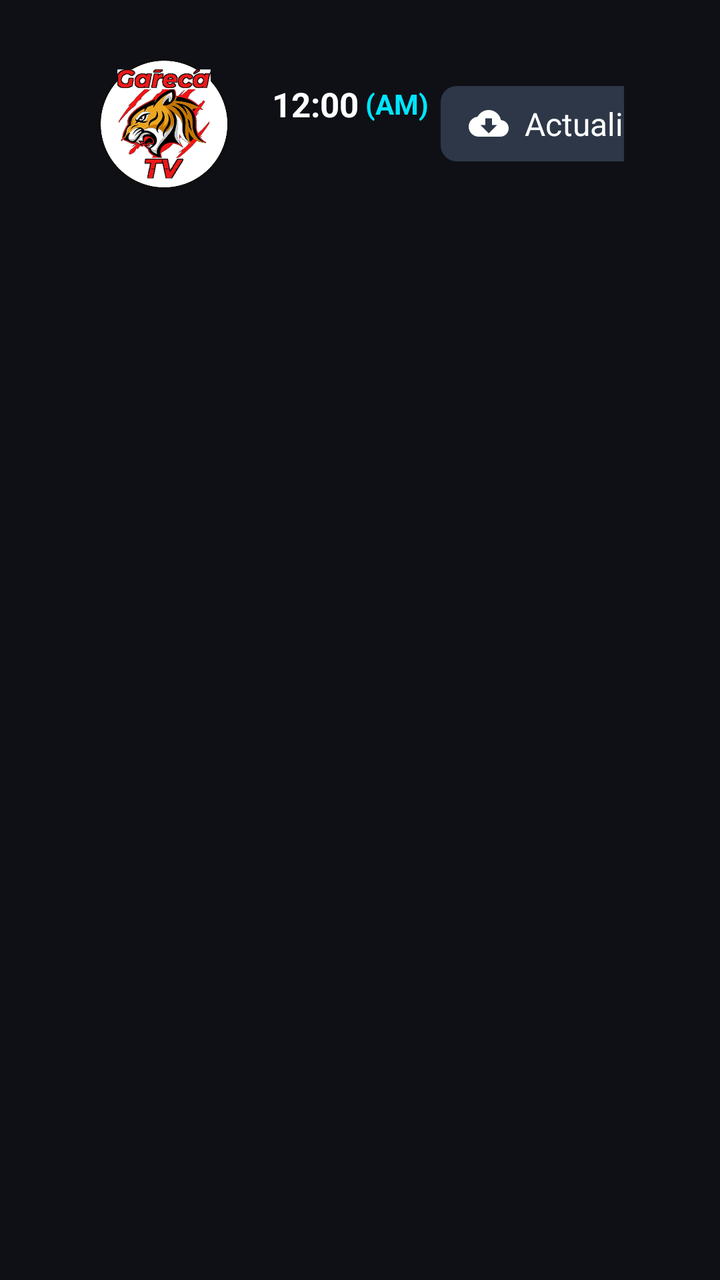
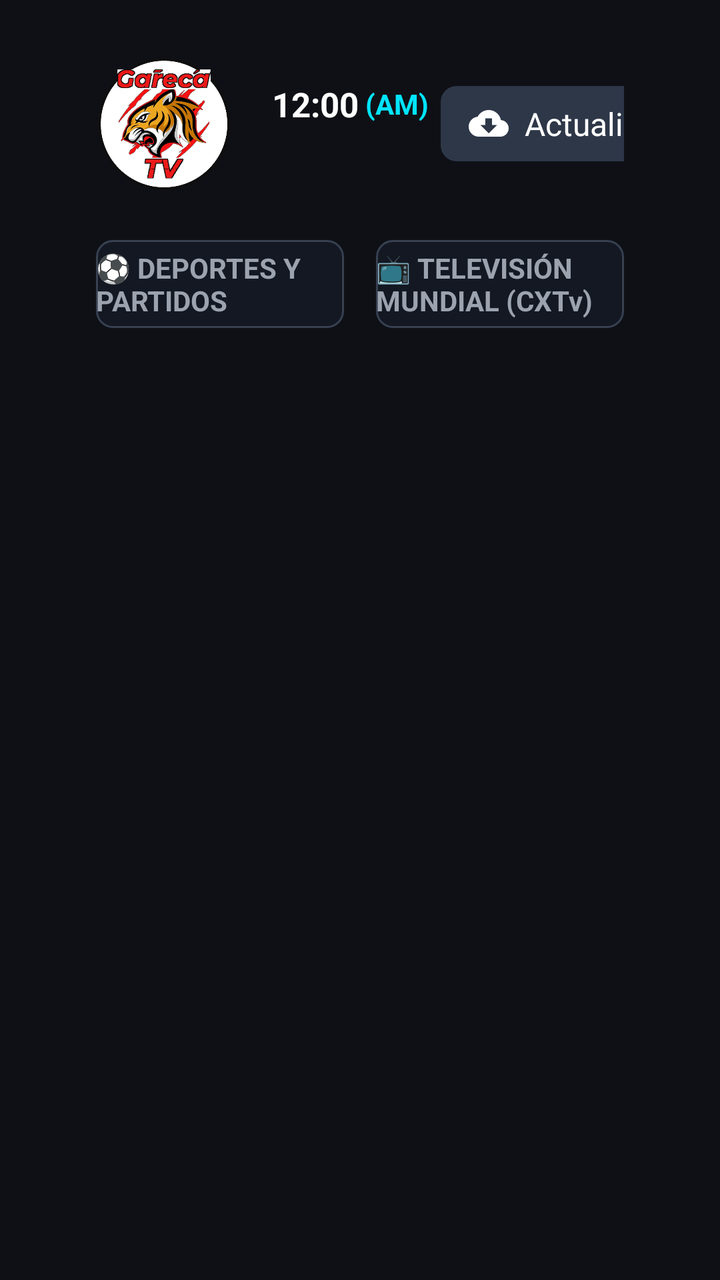

The first picture is an Android layout as it rendered before a commit; the second is the same layout after the commit. The layout source and the unified diff follow.
<!-- AndroidManifest.xml: application theme Theme.GarecaTV -->
<!-- res/layout/activity_main.xml -->
<?xml version="1.0" encoding="utf-8"?>
<LinearLayout xmlns:android="http://schemas.android.com/apk/res/android"
    xmlns:app="http://schemas.android.com/apk/res-auto"
    android:layout_width="match_parent"
    android:layout_height="match_parent"
    android:orientation="vertical"
    android:background="@color/bg_dark"
    android:paddingStart="48dp"
    android:paddingEnd="48dp"
    android:paddingTop="28dp"
    android:paddingBottom="28dp">

    
    <LinearLayout
        android:layout_width="match_parent"
        android:layout_height="wrap_content"
        android:orientation="horizontal"
        android:gravity="center_vertical"
        android:layout_marginBottom="24dp">

        <ImageView
            android:id="@+id/ivLogo"
            android:layout_width="68dp"
            android:layout_height="68dp"
            android:scaleType="fitCenter"
            android:src="@drawable/app_icon"
            android:contentDescription="@string/app_name" />

        <LinearLayout
            android:layout_width="wrap_content"
            android:layout_height="wrap_content"
            android:orientation="vertical"
            android:layout_marginStart="20dp"
            android:gravity="start|center_vertical">

            
            <LinearLayout
                android:layout_width="wrap_content"
                android:layout_height="wrap_content"
                android:orientation="horizontal"
                android:gravity="center_vertical">

                <TextClock
                    android:id="@+id/textClock"
                    android:layout_width="wrap_content"
                    android:layout_height="wrap_content"
                    android:format12Hour="hh:mm"
                    android:format24Hour="HH:mm"
                    android:textSize="17sp"
                    android:textStyle="bold"
                    android:textColor="@color/text_primary" />

                <TextClock
                    android:id="@+id/textClockAmPm"
                    android:layout_width="wrap_content"
                    android:layout_height="wrap_content"
                    android:format12Hour=" (a)"
                    android:format24Hour=""
                    android:textSize="14sp"
                    android:textStyle="bold"
                    android:textColor="@color/accent" />

                <TextView
                    android:id="@+id/tvTimeZone"
                    android:layout_width="wrap_content"
                    android:layout_height="wrap_content"
                    android:text=""
                    android:textSize="13sp"
                    android:textStyle="bold"
                    android:textColor="@color/text_secondary"
                    android:layout_marginStart="6dp" />
            </LinearLayout>

            
            <LinearLayout
                android:layout_width="wrap_content"
                android:layout_height="wrap_content"
                android:orientation="horizontal"
                android:gravity="center_vertical"
                android:layout_marginTop="2dp">

                <TextView
                    android:id="@+id/tvDate"
                    android:layout_width="wrap_content"
                    android:layout_height="wrap_content"
                    android:text=""
                    android:textSize="13sp"
                    android:textColor="@color/text_secondary" />

                <TextView
                    android:id="@+id/tvAppVersion"
                    android:layout_width="wrap_content"
                    android:layout_height="wrap_content"
                    android:text=""
                    android:textSize="13sp"
                    android:textStyle="bold"
                    android:textColor="@color/accent"
                    android:layout_marginStart="8dp" />
            </LinearLayout>
        </LinearLayout>

        <View
            android:layout_width="0dp"
            android:layout_height="1dp"
            android:layout_weight="1" />

        
        <LinearLayout
            android:layout_width="wrap_content"
            android:layout_height="wrap_content"
            android:orientation="vertical"
            android:gravity="end">

            
            <LinearLayout
                android:layout_width="wrap_content"
                android:layout_height="wrap_content"
                android:orientation="horizontal"
                android:gravity="center_vertical">

                <LinearLayout
                    android:id="@+id/btnUpdate"
                    android:layout_width="wrap_content"
                    android:layout_height="wrap_content"
                    android:orientation="horizontal"
                    android:gravity="center_vertical"
                    android:focusable="true"
                    android:clickable="true"
                    android:paddingStart="14dp"
                    android:paddingEnd="16dp"
                    android:paddingTop="8dp"
                    android:paddingBottom="8dp"
                    android:layout_marginEnd="12dp"
                    android:background="@drawable/button_focus_selector">

                    <ImageView
                        android:id="@+id/ivUpdateIcon"
                        android:layout_width="20dp"
                        android:layout_height="20dp"
                        android:src="@drawable/ic_cloud_download"
                        android:duplicateParentState="true"
                        app:tint="@color/button_text_selector"
                        android:contentDescription="Actualizar APK" />

                    <TextView
                        android:id="@+id/tvUpdateLabel"
                        android:layout_width="wrap_content"
                        android:layout_height="wrap_content"
                        android:text="Actualizado"
                        android:textSize="16sp"
                        android:duplicateParentState="true"
                        android:textColor="@color/button_text_selector"
                        android:layout_marginStart="8dp" />
                </LinearLayout>

                <TextView
                    android:id="@+id/btnRefresh"
                    android:layout_width="wrap_content"
                    android:layout_height="wrap_content"
                    android:text="Recargar"
                    android:textSize="16sp"
                    android:textColor="@color/button_text_selector"
                    android:focusable="true"
                    android:clickable="true"
                    android:paddingStart="16dp"
                    android:paddingEnd="16dp"
                    android:paddingTop="8dp"
                    android:paddingBottom="8dp"
                    android:background="@drawable/button_focus_selector" />
            </LinearLayout>

            
            <TextView
                android:id="@+id/tvHeaderButtonHint"
                android:layout_width="wrap_content"
                android:layout_height="wrap_content"
                android:layout_marginTop="4dp"
                android:layout_marginEnd="2dp"
                android:textSize="11sp"
                android:textColor="@color/accent"
                android:textStyle="bold"
                android:visibility="gone"
                android:text="" />
        </LinearLayout>
    </LinearLayout>

    
    <androidx.recyclerview.widget.RecyclerView
        android:id="@+id/rvCategories"
        android:layout_width="match_parent"
        android:layout_height="wrap_content"
        android:orientation="horizontal"
        android:clipToPadding="false"
        android:descendantFocusability="afterDescendants"
        android:layout_marginBottom="16dp"
        android:focusable="false" />

    
    <LinearLayout
        android:id="@+id/searchContainer"
        android:layout_width="match_parent"
        android:layout_height="wrap_content"
        android:orientation="horizontal"
        android:gravity="center_vertical"
        android:visibility="gone"
        android:layout_marginBottom="16dp">

        <LinearLayout
            android:id="@+id/btnVoiceSearchReplay"
            android:layout_width="44dp"
            android:layout_height="44dp"
            android:gravity="center"
            android:focusable="true"
            android:clickable="true"
            android:background="@drawable/voice_button_selector"
            android:nextFocusUp="@id/rvCategories"
            android:nextFocusDown="@id/rvEvents"
            android:nextFocusRight="@id/etSearch">

            <ImageView
                android:layout_width="22dp"
                android:layout_height="22dp"
                android:src="@drawable/ic_google_mic"
                android:duplicateParentState="true"
                android:contentDescription="Búsqueda por voz" />
        </LinearLayout>

        
        <LinearLayout
            android:id="@+id/searchBoxContainerReplay"
            android:layout_width="0dp"
            android:layout_height="44dp"
            android:layout_weight="1"
            android:layout_marginStart="8dp"
            android:layout_marginEnd="8dp"
            android:orientation="horizontal"
            android:gravity="center_vertical"
            android:background="@drawable/search_box_selector"
            android:addStatesFromChildren="true">

            <com.gareca.tv.SearchEditText
                android:id="@+id/etSearch"
                android:layout_width="0dp"
                android:layout_height="match_parent"
                android:layout_weight="1"
                android:background="@android:color/transparent"
                android:hint="Buscar repetición por partido o fecha (ej: Madrid, 10/10)..."
                android:textColor="@color/text_primary"
                android:textColorHint="@color/text_secondary"
                android:paddingStart="16dp"
                android:paddingEnd="8dp"
                android:textSize="15sp"
                android:singleLine="true"
                android:imeOptions="actionSearch"
                android:inputType="text"
                android:focusable="true"
                android:focusableInTouchMode="true"
                android:cursorVisible="false"
                android:nextFocusUp="@id/rvCategories"
                android:nextFocusDown="@id/rvEvents"
                android:nextFocusLeft="@id/btnVoiceSearchReplay"
                android:nextFocusRight="@id/btnClearSearchText" />

            <ImageView
                android:id="@+id/btnClearSearchText"
                android:layout_width="30dp"
                android:layout_height="30dp"
                android:layout_marginEnd="6dp"
                android:padding="6dp"
                android:src="@drawable/ic_close"
                android:background="@drawable/button_focus_selector"
                android:focusable="true"
                android:clickable="true"
                android:focusableInTouchMode="true"
                android:visibility="gone"
                android:contentDescription="Borrar texto y escribir"
                android:nextFocusUp="@id/rvCategories"
                android:nextFocusDown="@id/rvEvents"
                android:nextFocusLeft="@id/etSearch"
                android:nextFocusRight="@id/btnSearchReplay" />
        </LinearLayout>

        <LinearLayout
            android:id="@+id/btnSearchReplay"
            android:layout_width="44dp"
            android:layout_height="44dp"
            android:gravity="center"
            android:focusable="true"
            android:clickable="true"
            android:background="@drawable/button_focus_selector"
            android:nextFocusUp="@id/rvCategories"
            android:nextFocusDown="@id/rvEvents"
            android:nextFocusLeft="@id/etSearch"
            android:nextFocusRight="@id/btnSortDate">

            <ImageView
                android:id="@+id/ivSearchIconReplay"
                android:layout_width="22dp"
                android:layout_height="22dp"
                android:src="@drawable/ic_search"
                android:duplicateParentState="true"
                app:tint="@color/button_text_selector"
                android:contentDescription="Buscar" />
        </LinearLayout>

        <Button
            android:id="@+id/btnSortDate"
            android:layout_width="wrap_content"
            android:layout_height="44dp"
            android:layout_marginStart="8dp"
            android:text="📅 Fecha (Recientes)"
            android:textSize="14sp"
            android:textStyle="bold"
            android:textColor="@color/button_text_selector"
            android:background="@drawable/button_focus_selector"
            android:paddingStart="16dp"
            android:paddingEnd="16dp"
            android:focusable="true"
            android:clickable="true"
            android:nextFocusUp="@id/rvCategories"
            android:nextFocusDown="@id/rvEvents"
            android:nextFocusLeft="@id/btnSearchReplay"
            android:nextFocusRight="@id/btnSortName" />

        <Button
            android:id="@+id/btnSortName"
            android:layout_width="wrap_content"
            android:layout_height="44dp"
            android:layout_marginStart="8dp"
            android:text="🔤 Nombre (A-Z)"
            android:textSize="14sp"
            android:textStyle="bold"
            android:textColor="@color/button_text_selector"
            android:background="@drawable/button_focus_selector"
            android:paddingStart="16dp"
            android:paddingEnd="16dp"
            android:focusable="true"
            android:clickable="true"
            android:nextFocusUp="@id/rvCategories"
            android:nextFocusDown="@id/rvEvents"
            android:nextFocusLeft="@id/btnSortDate" />
    </LinearLayout>

    
    <LinearLayout
        android:id="@+id/globalSearchContainer"
        android:layout_width="match_parent"
        android:layout_height="wrap_content"
        android:orientation="horizontal"
        android:gravity="center_vertical"
        android:visibility="gone"
        android:layout_marginBottom="16dp">

        <LinearLayout
            android:id="@+id/btnVoiceGlobalSearch"
            android:layout_width="44dp"
            android:layout_height="44dp"
            android:gravity="center"
            android:focusable="true"
            android:clickable="true"
            android:background="@drawable/voice_button_selector"
            android:nextFocusUp="@id/rvCategories"
            android:nextFocusDown="@id/rvEvents"
            android:nextFocusRight="@id/etGlobalSearch">

            <ImageView
                android:layout_width="22dp"
                android:layout_height="22dp"
                android:src="@drawable/ic_google_mic"
                android:duplicateParentState="true"
                android:contentDescription="Búsqueda por voz" />
        </LinearLayout>

        
        <LinearLayout
            android:id="@+id/searchBoxContainerGlobal"
            android:layout_width="0dp"
            android:layout_height="44dp"
            android:layout_weight="1"
            android:layout_marginStart="8dp"
            android:layout_marginEnd="8dp"
            android:orientation="horizontal"
            android:gravity="center_vertical"
            android:background="@drawable/search_box_selector"
            android:addStatesFromChildren="true">

            <com.gareca.tv.SearchEditText
                android:id="@+id/etGlobalSearch"
                android:layout_width="0dp"
                android:layout_height="match_parent"
                android:layout_weight="1"
                android:background="@android:color/transparent"
                android:hint="Buscar equipo o canal en TODO GarecaTV (ej: Madrid, Boca, ESPN)..."
                android:textColor="@color/text_primary"
                android:textColorHint="@color/text_secondary"
                android:paddingStart="16dp"
                android:paddingEnd="8dp"
                android:textSize="15sp"
                android:singleLine="true"
                android:imeOptions="actionSearch"
                android:inputType="text"
                android:focusable="true"
                android:focusableInTouchMode="true"
                android:cursorVisible="false"
                android:nextFocusUp="@id/rvCategories"
                android:nextFocusDown="@id/rvEvents"
                android:nextFocusLeft="@id/btnVoiceGlobalSearch"
                android:nextFocusRight="@id/btnClearGlobalText" />

            <ImageView
                android:id="@+id/btnClearGlobalText"
                android:layout_width="30dp"
                android:layout_height="30dp"
                android:layout_marginEnd="6dp"
                android:padding="6dp"
                android:src="@drawable/ic_close"
                android:background="@drawable/button_focus_selector"
                android:focusable="true"
                android:clickable="true"
                android:focusableInTouchMode="true"
                android:visibility="gone"
                android:contentDescription="Borrar texto y escribir"
                android:nextFocusUp="@id/rvCategories"
                android:nextFocusDown="@id/rvEvents"
                android:nextFocusLeft="@id/etGlobalSearch"
                android:nextFocusRight="@id/btnSearchGlobal" />
        </LinearLayout>

        <LinearLayout
            android:id="@+id/btnSearchGlobal"
            android:layout_width="44dp"
            android:layout_height="44dp"
            android:gravity="center"
            android:focusable="true"
            android:clickable="true"
            android:background="@drawable/button_focus_selector"
            android:nextFocusUp="@id/rvCategories"
            android:nextFocusDown="@id/rvEvents"
            android:nextFocusLeft="@id/btnClearGlobalText"
            android:nextFocusRight="@id/btnSortNameGlobal">

            <ImageView
                android:id="@+id/ivSearchIconGlobal"
                android:layout_width="22dp"
                android:layout_height="22dp"
                android:src="@drawable/ic_search"
                android:duplicateParentState="true"
                app:tint="@color/button_text_selector"
                android:contentDescription="Buscar" />
        </LinearLayout>

        <Button
            android:id="@+id/btnSortNameGlobal"
            android:layout_width="wrap_content"
            android:layout_height="44dp"
            android:layout_marginStart="8dp"
            android:text="🔤 Nombre (A-Z)"
            android:textSize="14sp"
            android:textStyle="bold"
            android:textColor="@color/button_text_selector"
            android:background="@drawable/button_focus_selector"
            android:paddingStart="16dp"
            android:paddingEnd="16dp"
            android:focusable="true"
            android:clickable="true"
            android:nextFocusUp="@id/rvCategories"
            android:nextFocusDown="@id/rvEvents"
            android:nextFocusLeft="@id/btnSearchGlobal" />
    </LinearLayout>

    
    <androidx.recyclerview.widget.RecyclerView
        android:id="@+id/rvSuggestions"
        android:layout_width="match_parent"
        android:layout_height="wrap_content"
        android:orientation="vertical"
        android:visibility="gone"
        android:layout_marginBottom="12dp"
        android:descendantFocusability="afterDescendants"
        android:focusable="true"
        android:focusableInTouchMode="true" />

    
    <FrameLayout
        android:layout_width="match_parent"
        android:layout_height="match_parent">

        <ProgressBar
            android:id="@+id/progressBar"
            android:layout_width="wrap_content"
            android:layout_height="wrap_content"
            android:layout_gravity="center"
            android:visibility="visible" />

        <TextView
            android:id="@+id/tvEmpty"
            android:layout_width="wrap_content"
            android:layout_height="wrap_content"
            android:layout_gravity="center"
            android:text="@string/loading_events"
            android:textColor="@color/text_secondary"
            android:textSize="18sp"
            android:visibility="gone" />

        <androidx.recyclerview.widget.RecyclerView
            android:id="@+id/rvEvents"
            android:layout_width="match_parent"
            android:layout_height="match_parent"
            android:clipToPadding="false"
            android:descendantFocusability="afterDescendants"
            android:focusable="false" />
    </FrameLayout>
</LinearLayout>
<!-- resources referenced by this layout -->
<resources>
  <color name="accent">#00E5FF</color>
  <color name="bg_dark">#0F1016</color>
  <color name="text_primary">#FFFFFF</color>
  <color name="text_secondary">#9CA3AF</color>
  <!-- drawable button_focus_selector (drawable) -->
  <selector xmlns:android="http://schemas.android.com/apk/res/android">
      <item android:state_focused="true">
          <shape android:shape="rectangle">
              <solid android:color="@color/accent" />
              <corners android:radius="8dp" />
          </shape>
      </item>
      <item>
          <shape android:shape="rectangle">
              <solid android:color="#2D3748" />
              <corners android:radius="8dp" />
          </shape>
      </item>
  </selector>
  <!-- drawable ic_close (drawable) -->
  <vector xmlns:android="http://schemas.android.com/apk/res/android"
      android:width="24dp"
      android:height="24dp"
      android:viewportWidth="24"
      android:viewportHeight="24">
      <path
          android:fillColor="#FFFFFFFF"
          android:pathData="M19,6.41L17.59,5 12,10.59 6.41,5 5,6.41 10.59,12 5,17.59 6.41,19 12,13.41 17.59,19 19,17.59 13.41,12z"/>
  </vector>
  <!-- drawable ic_cloud_download (drawable) -->
  <vector xmlns:android="http://schemas.android.com/apk/res/android"
      android:width="24dp"
      android:height="24dp"
      android:viewportWidth="24"
      android:viewportHeight="24">
      <path
          android:fillColor="#FFFFFFFF"
          android:pathData="M19.35,10.04C18.67,6.59 15.64,4 12,4 9.11,4 6.6,5.64 5.35,8.04 2.34,8.36 0,10.91 0,14c0,3.31 2.69,6 6,6h13c2.76,0 5,-2.24 5,-5 0,-2.64 -2.05,-4.78 -4.65,-4.96zM17,13l-5,5 -5,-5h3V9h4v4h3z" />
  </vector>
  <!-- drawable ic_search (drawable) -->
  <vector xmlns:android="http://schemas.android.com/apk/res/android"
      android:width="24dp"
      android:height="24dp"
      android:viewportWidth="24"
      android:viewportHeight="24">
      <path
          android:fillColor="@color/white"
          android:pathData="M15.5,14h-0.79l-0.28,-0.27C15.41,12.59 16,11.11 16,9.5 16,5.91 13.09,3 9.5,3S3,5.91 3,9.5 5.91,16 9.5,16c1.61,0 3.09,-0.59 4.23,-1.57l0.27,0.28v0.79l5,4.99L20.49,19l-4.99,-5zm-6,0C7.01,14 5,11.99 5,9.5S7.01,5 9.5,5 14,7.01 14,9.5 11.99,14 9.5,14z"/>
  </vector>
  <string name="app_name">GarecaTV</string>
  <string name="loading_events">Cargando eventos...</string>
  <style name="Theme.GarecaTV" parent="Theme.AppCompat.NoActionBar">
          <item name="android:windowBackground">@color/bg_dark</item>
          <item name="android:textColor">@color/text_primary</item>
          <item name="colorPrimary">@color/accent</item>
          <item name="android:windowNoTitle">true</item>
          <item name="android:windowFullscreen">true</item>
      </style>
  <color name="white">#FFFFFF</color>
  <!-- unchanged entries left out for length: 4 -->
</resources>

<!-- the commit's change to res/layout/activity_main.xml (unified diff, before → after) -->
@@ -181,6 +181,62 @@
                 android:textStyle="bold"
                 android:visibility="gone"
                 android:text="" />
+        </LinearLayout>
+    </LinearLayout>
+
+    
+    <LinearLayout
+        android:id="@+id/llModeSelector"
+        android:layout_width="match_parent"
+        android:layout_height="wrap_content"
+        android:orientation="horizontal"
+        android:gravity="center_vertical"
+        android:layout_marginBottom="14dp">
+
+        <LinearLayout
+            android:id="@+id/btnModeSports"
+            android:layout_width="0dp"
+            android:layout_height="44dp"
+            android:layout_weight="1"
+            android:orientation="horizontal"
+            android:gravity="center"
+            android:focusable="true"
+            android:clickable="true"
+            android:layout_marginEnd="8dp"
+            android:background="@drawable/mode_button_selector">
+
+            <TextView
+                android:id="@+id/tvModeSportsLabel"
+                android:layout_width="wrap_content"
+                android:layout_height="wrap_content"
+                android:text="⚽ DEPORTES Y PARTIDOS"
+                android:textSize="14sp"
+                android:textStyle="bold"
+                android:textColor="@color/mode_button_text_selector"
+                android:duplicateParentState="true" />
+        </LinearLayout>
+
+        <LinearLayout
+            android:id="@+id/btnModeWorldTv"
+            android:layout_width="0dp"
+            android:layout_height="44dp"
+            android:layout_weight="1"
+            android:orientation="horizontal"
+            android:gravity="center"
+            android:focusable="true"
+            android:clickable="true"
+            android:layout_marginStart="8dp"
+            android:background="@drawable/mode_button_selector">
+
+            <TextView
+                android:id="@+id/tvModeWorldTvLabel"
+                android:layout_width="wrap_content"
+                android:layout_height="wrap_content"
+                android:text="📺 TELEVISIÓN MUNDIAL (CXTv)"
+                android:textSize="14sp"
+                android:textStyle="bold"
+                android:textColor="@color/mode_button_text_selector"
+                android:duplicateParentState="true" />
         </LinearLayout>
     </LinearLayout>
 
<!-- resource entries referenced after the edit -->
@@ -49,6 +49,33 @@
           android:fillColor="@color/white"
           android:pathData="M15.5,14h-0.79l-0.28,-0.27C15.41,12.59 16,11.11 16,9.5 16,5.91 13.09,3 9.5,3S3,5.91 3,9.5 5.91,16 9.5,16c1.61,0 3.09,-0.59 4.23,-1.57l0.27,0.28v0.79l5,4.99L20.49,19l-4.99,-5zm-6,0C7.01,14 5,11.99 5,9.5S7.01,5 9.5,5 14,7.01 14,9.5 11.99,14 9.5,14z"/>
   </vector>
+  <!-- drawable mode_button_selector (drawable) -->
+  <?xml version="1.0" encoding="utf-8"?>
+  <selector xmlns:android="http://schemas.android.com/apk/res/android">
+      
+      <item android:state_focused="true">
+          <shape android:shape="rectangle">
+              <solid android:color="@color/accent" />
+              <corners android:radius="8dp" />
+          </shape>
+      </item>
+      
+      <item android:state_selected="true">
+          <shape android:shape="rectangle">
+              <solid android:color="#1E293B" />
+              <stroke android:width="2dp" android:color="@color/accent" />
+              <corners android:radius="8dp" />
+          </shape>
+      </item>
+      
+      <item>
+          <shape android:shape="rectangle">
+              <solid android:color="#131822" />
+              <stroke android:width="1dp" android:color="#374151" />
+              <corners android:radius="8dp" />
+          </shape>
+      </item>
+  </selector>
   <string name="app_name">GarecaTV</string>
   <string name="loading_events">Cargando eventos...</string>
   <style name="Theme.GarecaTV" parent="Theme.AppCompat.NoActionBar">
